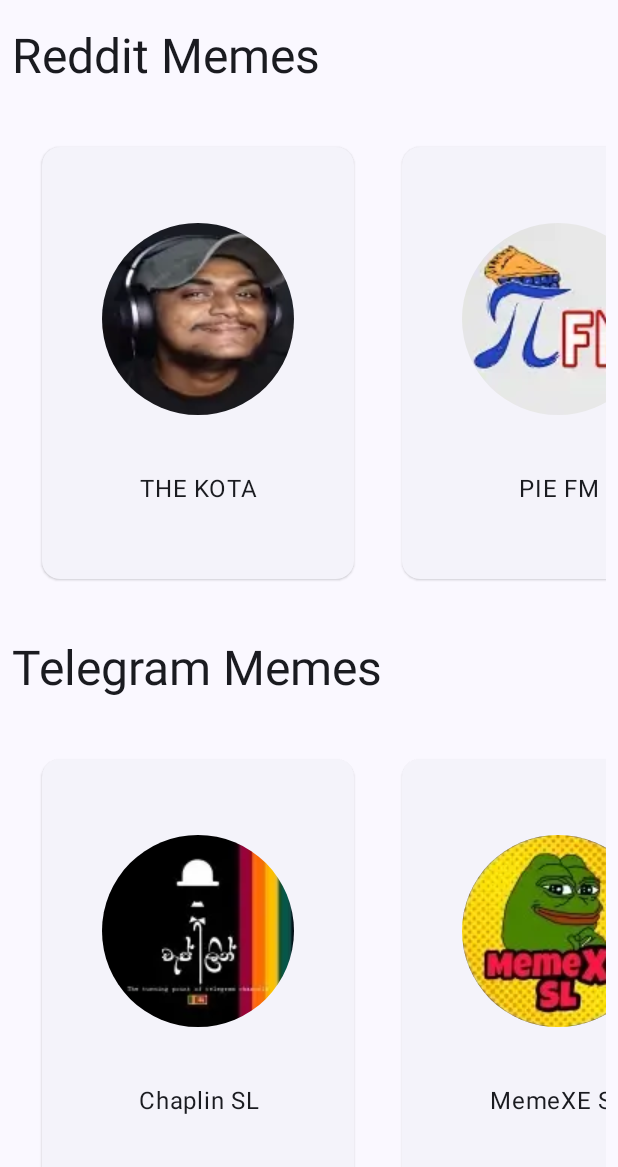
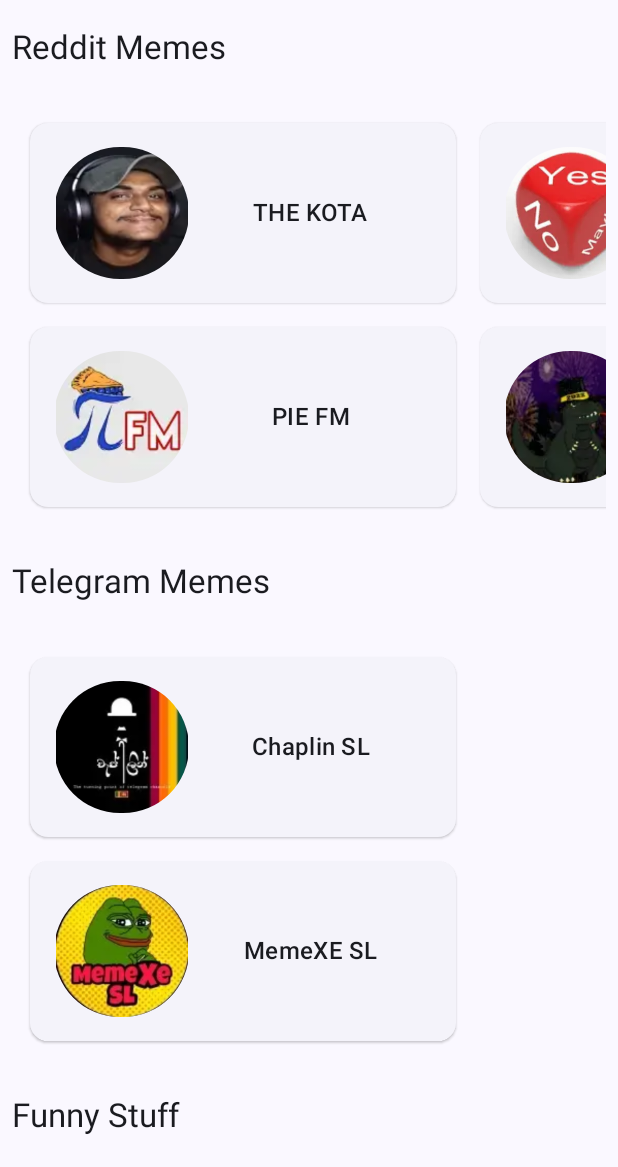
Before and after one commit to SuhasDissa/MemerizeApp, an Android app built with Jetpack Compose: the screen it shows after launch (MainActivity), on a phone screen of 412 x 824 dp, the part 69-1236 px from its top. Run offline under Robolectric (Android 15) with nearby library versions, the phone set to English and light mode, and no system bars; our stand-ins replace Room's generated code, accompanist; libraries missing offline, so code that uses them is left out: com.google.accompanist.navigation.

Commit message:
ui improvements

```diff
--- a/app/build.gradle
+++ b/app/build.gradle
@@ -11,7 +11,7 @@ android {
 
     defaultConfig {
         applicationId "app.suhasdissa.memerize"
-        minSdk 28
+        minSdk 24
         targetSdk 33
         versionCode 15
         versionName "1.5"
--- a/app/src/main/java/app/suhasdissa/memerize/ui/components/HighlightCard.kt
+++ b/app/src/main/java/app/suhasdissa/memerize/ui/components/HighlightCard.kt
@@ -29,29 +29,29 @@ fun HighlightCard(
 ) {
     ElevatedCard(
         modifier = modifier
-            .width(240.dp)
-            .height(320.dp)
-            .padding(16.dp)
+            .width(300.dp)
+            .height(128.dp)
+            .padding(8.dp)
     ) {
-        Column(
+        Row(
             modifier = Modifier
                 .clickable(onClick = { onClick() })
                 .fillMaxSize()
-                .padding(10.dp),
-            horizontalAlignment = Alignment.CenterHorizontally,
-            verticalArrangement = Arrangement.SpaceEvenly
+                .padding(16.dp),
+            verticalAlignment = Alignment.CenterVertically,
+            horizontalArrangement = Arrangement.SpaceEvenly
         ) {
             Image(
                 modifier = modifier
-                    .size(128.dp)
+                    .size(90.dp)
                     .clip(CircleShape),
                 painter = painterResource(thumbnail),
                 contentDescription = null
             )
             Text(
                 text = stringResource(name),
-                style = MaterialTheme.typography.bodyLarge,
-                modifier = Modifier,
+                style = MaterialTheme.typography.titleMedium,
+                modifier = Modifier.weight(1f),
                 textAlign = TextAlign.Center
             )
         }
--- a/app/src/main/java/app/suhasdissa/memerize/ui/screens/primary/HomeScreen.kt
+++ b/app/src/main/java/app/suhasdissa/memerize/ui/screens/primary/HomeScreen.kt
@@ -9,8 +9,9 @@ package app.suhasdissa.memerize.ui.screens.primary
 
 import androidx.compose.foundation.layout.*
 import androidx.compose.foundation.lazy.LazyColumn
-import androidx.compose.foundation.lazy.LazyRow
-import androidx.compose.foundation.lazy.items
+import androidx.compose.foundation.lazy.grid.GridCells
+import androidx.compose.foundation.lazy.grid.LazyHorizontalGrid
+import androidx.compose.foundation.lazy.grid.items
 import androidx.compose.material3.*
 import androidx.compose.runtime.*
 import androidx.compose.ui.Modifier
@@ -59,16 +60,20 @@ fun HomeScreen(
                 .fillMaxWidth()
                 .padding(innerPadding)
                 .padding(horizontal = 8.dp),
-            verticalArrangement = Arrangement.spacedBy(20.dp)
+            verticalArrangement = Arrangement.spacedBy(24.dp)
         ) {
             item {
                 Text(
                     text = stringResource(R.string.reddit_memes),
-                    style = MaterialTheme.typography.headlineLarge
+                    style = MaterialTheme.typography.titleLarge
                 )
             }
             item {
-                LazyRow(modifier = modifier.fillMaxWidth(), contentPadding = PaddingValues(4.dp)) {
+                LazyHorizontalGrid(
+                    rows = GridCells.Fixed(2),
+                    modifier = modifier.fillMaxWidth().height(280.dp),
+                    contentPadding = PaddingValues(4.dp)
+                ) {
                     items(items = redditList) { card ->
                         HighlightCard(
                             onClick = { onClickMemeView(card.category) },
@@ -76,18 +81,21 @@ fun HomeScreen(
                             name = card.name,
                             thumbnail = card.thumbnail
                         )
-
                     }
                 }
             }
             item {
                 Text(
                     text = stringResource(R.string.telegram_memes),
-                    style = MaterialTheme.typography.headlineLarge
+                    style = MaterialTheme.typography.titleLarge
                 )
             }
             item {
-                LazyRow(modifier = modifier.fillMaxWidth(), contentPadding = PaddingValues(4.dp)) {
+                LazyHorizontalGrid(
+                    rows = GridCells.Fixed(2),
+                    modifier = modifier.fillMaxWidth().height(280.dp),
+                    contentPadding = PaddingValues(4.dp)
+                ) {
                     items(items = telegramList) { card ->
                         HighlightCard(
                             onClick = { onClickTG(card.category) },
@@ -102,11 +110,15 @@ fun HomeScreen(
             item {
                 Text(
                     text = stringResource(R.string.funny_stuff_category),
-                    style = MaterialTheme.typography.headlineLarge
+                    style = MaterialTheme.typography.titleLarge
                 )
             }
             item {
-                LazyRow(modifier = modifier.fillMaxWidth(), contentPadding = PaddingValues(4.dp)) {
+                LazyHorizontalGrid(
+                    rows = GridCells.Fixed(2),
+                    modifier = modifier.fillMaxWidth().height(280.dp),
+                    contentPadding = PaddingValues(4.dp)
+                ) {
                     item {
                         HighlightCard(
                             onClick = onClickFunnyVideo,
--- /dev/null
+++ b/app/src/main/res/mipmap-anydpi-v26/ic_launcher_round.xml
@@ -0,0 +1,5 @@
+<?xml version="1.0" encoding="utf-8"?>
+<adaptive-icon xmlns:android="http://schemas.android.com/apk/res/android">
+    <background android:drawable="@color/ic_launcher_background"/>
+    <foreground android:drawable="@drawable/ic_launcher_foreground"/>
+</adaptive-icon>
--- a/app/src/main/res/values/ic_launcher_background.xml
+++ b/app/src/main/res/values/ic_launcher_background.xml
@@ -1,4 +1,4 @@
 <?xml version="1.0" encoding="utf-8"?>
 <resources>
-    <color name="ic_launcher_background">#FFBC36</color>
+    <color name="ic_launcher_background">#FFB833</color>
 </resources>
```
Also changed, not shown: app/src/main/ic_launcher-playstore.png, app/src/main/res/mipmap-anydpi-v26/ic_launcher.xml (renamed from app/src/main/res/mipmap-anydpi/ic_launcher.xml), app/src/main/res/mipmap-hdpi/ic_launcher.png (added), app/src/main/res/mipmap-hdpi/ic_launcher_round.png (added), app/src/main/res/mipmap-mdpi/ic_launcher.png (added), app/src/main/res/mipmap-mdpi/ic_launcher_round.png (added), app/src/main/res/mipmap-xhdpi/ic_launcher.png (added), app/src/main/res/mipmap-xhdpi/ic_launcher_round.png (added), app/src/main/res/mipmap-xxhdpi/ic_launcher.png (added), app/src/main/res/mipmap-xxhdpi/ic_launcher_round.png (added), app/src/main/res/mipmap-xxxhdpi/ic_launcher.png (added), app/src/main/res/mipmap-xxxhdpi/ic_launcher_round.png (added), 1 other file.
